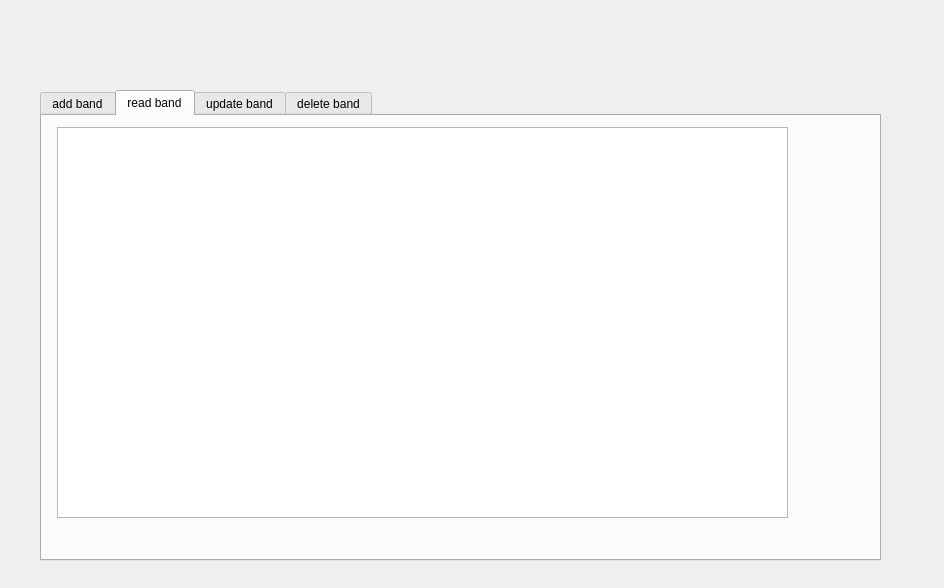
Before: the Qt Designer form the_band.ui in melek007/smart_wedding_2a09, drawn with Qt 5.
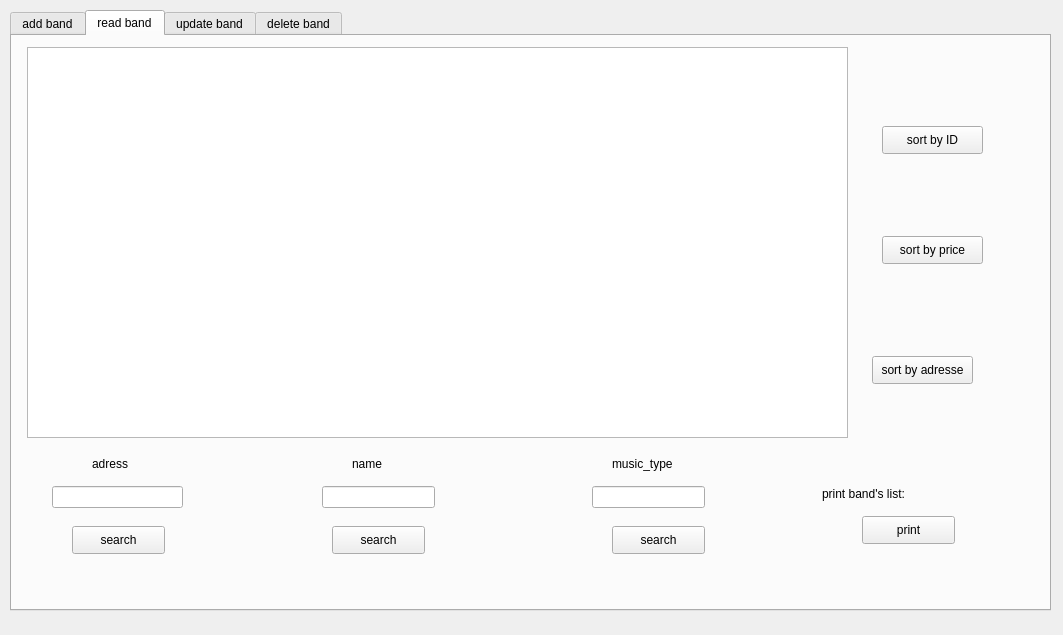
After: the same form once the commit is applied. The open tabs and pages were chosen to show the change.

What changed in the file:
```diff
--- a/the_band.ui
+++ b/the_band.ui
@@ -6,8 +6,8 @@
    <rect>
     <x>0</x>
     <y>0</y>
-    <width>944</width>
-    <height>588</height>
+    <width>1063</width>
+    <height>635</height>
    </rect>
   </property>
   <property name="windowTitle">
@@ -16,10 +16,10 @@
   <widget class="QTabWidget" name="manageband">
    <property name="geometry">
     <rect>
-     <x>40</x>
-     <y>90</y>
-     <width>841</width>
-     <height>471</height>
+     <x>10</x>
+     <y>10</y>
+     <width>1041</width>
+     <height>601</height>
     </rect>
    </property>
    <property name="currentIndex">
@@ -180,11 +180,184 @@
       <rect>
        <x>15</x>
        <y>11</y>
-       <width>731</width>
+       <width>821</width>
        <height>391</height>
       </rect>
      </property>
     </widget>
+    <widget class="QPushButton" name="pushButton_5">
+     <property name="geometry">
+      <rect>
+       <x>870</x>
+       <y>90</y>
+       <width>101</width>
+       <height>28</height>
+      </rect>
+     </property>
+     <property name="text">
+      <string>sort by ID</string>
+     </property>
+    </widget>
+    <widget class="QPushButton" name="pushButton_6">
+     <property name="geometry">
+      <rect>
+       <x>870</x>
+       <y>200</y>
+       <width>101</width>
+       <height>28</height>
+      </rect>
+     </property>
+     <property name="text">
+      <string>sort by price</string>
+     </property>
+    </widget>
+    <widget class="QPushButton" name="pushButton_7">
+     <property name="geometry">
+      <rect>
+       <x>860</x>
+       <y>320</y>
+       <width>101</width>
+       <height>28</height>
+      </rect>
+     </property>
+     <property name="text">
+      <string>sort by adresse</string>
+     </property>
+    </widget>
+    <widget class="QLineEdit" name="lineEdit_search">
+     <property name="geometry">
+      <rect>
+       <x>40</x>
+       <y>450</y>
+       <width>131</width>
+       <height>22</height>
+      </rect>
+     </property>
+    </widget>
+    <widget class="QPushButton" name="pushButton_8">
+     <property name="geometry">
+      <rect>
+       <x>60</x>
+       <y>490</y>
+       <width>93</width>
+       <height>28</height>
+      </rect>
+     </property>
+     <property name="text">
+      <string>search</string>
+     </property>
+    </widget>
+    <widget class="QLabel" name="label_13">
+     <property name="geometry">
+      <rect>
+       <x>80</x>
+       <y>420</y>
+       <width>56</width>
+       <height>16</height>
+      </rect>
+     </property>
+     <property name="text">
+      <string>adress</string>
+     </property>
+    </widget>
+    <widget class="QLabel" name="label_14">
+     <property name="geometry">
+      <rect>
+       <x>340</x>
+       <y>420</y>
+       <width>56</width>
+       <height>16</height>
+      </rect>
+     </property>
+     <property name="text">
+      <string>name</string>
+     </property>
+    </widget>
+    <widget class="QLineEdit" name="lineEdit_seach1">
+     <property name="geometry">
+      <rect>
+       <x>310</x>
+       <y>450</y>
+       <width>113</width>
+       <height>22</height>
+      </rect>
+     </property>
+    </widget>
+    <widget class="QPushButton" name="pushButton_9">
+     <property name="geometry">
+      <rect>
+       <x>320</x>
+       <y>490</y>
+       <width>93</width>
+       <height>28</height>
+      </rect>
+     </property>
+     <property name="text">
+      <string>search</string>
+     </property>
+    </widget>
+    <widget class="QLabel" name="label_15">
+     <property name="geometry">
+      <rect>
+       <x>600</x>
+       <y>420</y>
+       <width>71</width>
+       <height>16</height>
+      </rect>
+     </property>
+     <property name="text">
+      <string>music_type</string>
+     </property>
+    </widget>
+    <widget class="QLineEdit" name="lineEdit_search2">
+     <property name="geometry">
+      <rect>
+       <x>580</x>
+       <y>450</y>
+       <width>113</width>
+       <height>22</height>
+      </rect>
+     </property>
+    </widget>
+    <widget class="QPushButton" name="pushButton_10">
+     <property name="geometry">
+      <rect>
+       <x>600</x>
+       <y>490</y>
+       <width>93</width>
+       <height>28</height>
+      </rect>
+     </property>
+     <property name="text">
+      <string>search</string>
+     </property>
+    </widget>
+    <widget class="QLabel" name="label_16">
+     <property name="geometry">
+      <rect>
+       <x>810</x>
+       <y>450</y>
+       <width>101</width>
+       <height>16</height>
+      </rect>
+     </property>
+     <property name="text">
+      <string>print band's list:</string>
+     </property>
+    </widget>
+    <widget class="QPushButton" name="pushButton_11">
+     <property name="geometry">
+      <rect>
+       <x>850</x>
+       <y>480</y>
+       <width>93</width>
+       <height>28</height>
+      </rect>
+     </property>
+     <property name="text">
+      <string>print</string>
+     </property>
+    </widget>
    </widget>
    <widget class="QWidget" name="tab_4">
     <attribute name="title">
```
Left out of the diff: 88 changed lines with no effect on the pictures.
